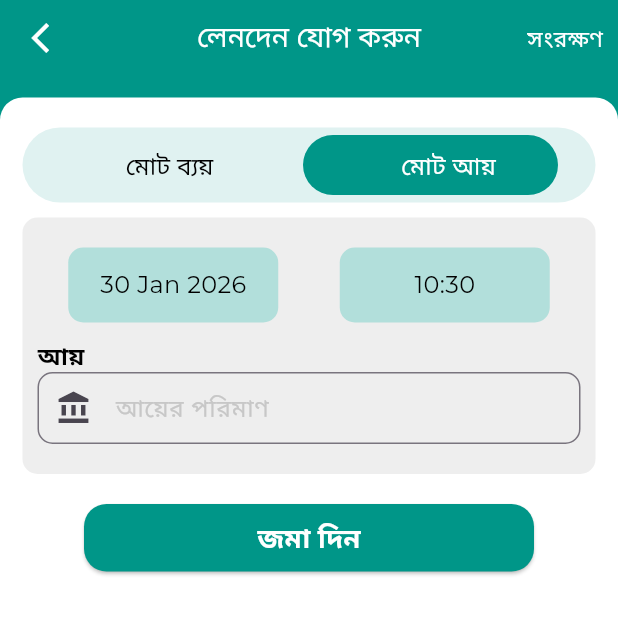
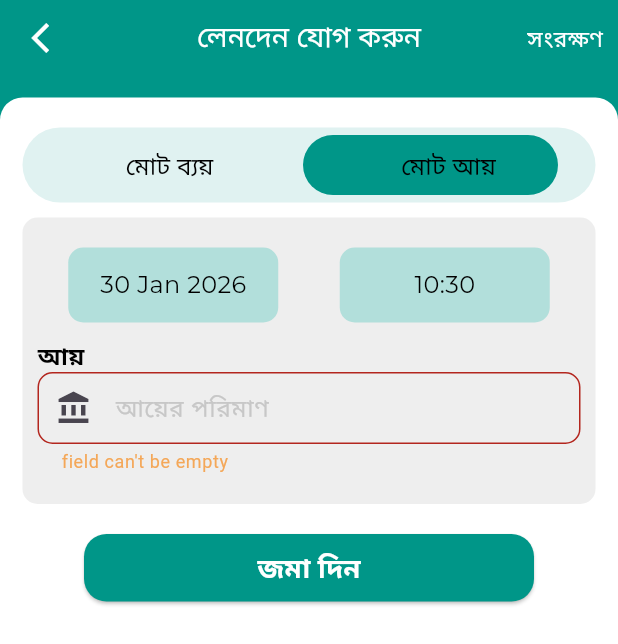
Before and after one commit to niceislam/Finance_manager, a Flutter app: the AddTransection screen opened directly, after a tap on "মোট আয়", after a tap on "জমা দিন", on a phone screen of 412 x 824 dp. Shown: the top 644 px of the screen. Run offline on Flutter 3.47's test engine with Material 3 defaults, Android fonts, the phone set to English and light mode, and no system bars; our stand-ins replace cloud_firestore, firebase_auth, firebase_core, flutter_easyloading, flutter_secure_storage, get and 2 more; accounts and stored records are empty.

Commit message:
slide button update

```diff
--- a/lib/app/module/home/Global_widget/CategorySlideBtn.dart
+++ /dev/null
@@ -1,100 +0,0 @@
-import 'package:flutter/material.dart';
-import 'custom_text.dart';
-
-class CategorySlideButton extends StatefulWidget {
-  const CategorySlideButton({
-    super.key,
-    required this.size,
-    this.leftTitle,
-    this.rightTitle,
-    this.onEndbutton,
-    this.onendText,
-  });
-
-  final Size size;
-  final String? leftTitle;
-  final String? rightTitle;
-  final VoidCallback? onEndbutton;
-  final bool? onendText;
-
-  @override
-  State<CategorySlideButton> createState() => _CategorySlideButtonState();
-}
-
-class _CategorySlideButtonState extends State<CategorySlideButton> {
-  bool CatagorySlide = false;
-  @override
-  Widget build(BuildContext context) {
-    return Container(
-      padding: EdgeInsets.symmetric(horizontal: 5),
-      height: 50,
-      width: widget.size.width,
-      decoration: BoxDecoration(
-        borderRadius: BorderRadius.circular(50),
-        color: Colors.teal.shade50,
-      ),
-      child: Stack(
-        alignment: Alignment.center,
-        children: [
-          AnimatedPositioned(
-            onEnd: widget.onEndbutton,
-            left: CatagorySlide == true ? 182 : 0,
-            duration: Duration(milliseconds: 150),
-            child: Container(
-              height: 40,
-              width: 170,
-              decoration: BoxDecoration(
-                borderRadius: BorderRadius.circular(50),
-                color: Colors.teal,
-              ),
-            ),
-          ),
-          Row(
-            mainAxisAlignment: MainAxisAlignment.spaceAround,
-            children: [
-              Expanded(
-                child: GestureDetector(
-                  onTap: () {
-                    setState(() {
-                      CatagorySlide = false;
-                    });
-                  },
-                  child: Container(
-                    color: Colors.transparent,
-                    child: Center(
-                      child: CustomText(
-                        text: widget.leftTitle ?? "",
-                        textColor: widget.onendText == true
-                            ? Colors.white
-                            : Colors.black,
-                      ),
-                    ),
-                  ),
-                ),
-              ),
-              Expanded(
-                child: GestureDetector(
-                  onTap: () {
-                    CatagorySlide = true;
-                    setState(() {});
-                  },
-                  child: Container(
-                    color: Colors.transparent,
-                    child: Center(
-                      child: CustomText(
-                        text: widget.rightTitle ?? "",
-                        textColor: widget.onendText == true
-                            ? Colors.black
-                            : Colors.white,
-                      ),
-                    ),
-                  ),
-                ),
-              ),
-            ],
-          ),
-        ],
-      ),
-    );
-  }
-}
--- /dev/null
+++ b/lib/app/module/home/Global_widget/category_slider/CategorySlideBtn.dart
@@ -0,0 +1,86 @@
+import 'package:flutter/material.dart';
+import '../custom_text.dart';
+import 'package:get/get.dart';
+
+class CategorySlideButton extends StatelessWidget {
+  const CategorySlideButton({
+    super.key,
+    required this.size,
+    this.leftTitle,
+    this.rightTitle,
+    this.control1,
+    this.control2,
+    this.controller,
+  });
+  final Size size;
+  final String? leftTitle;
+  final String? rightTitle;
+  final dynamic controller;
+  final VoidCallback? control1;
+  final VoidCallback? control2;
+
+  @override
+  Widget build(BuildContext context) {
+    return Obx(
+      () => Container(
+        padding: EdgeInsets.symmetric(horizontal: 5),
+        height: 50,
+        width: size.width,
+        decoration: BoxDecoration(
+          borderRadius: BorderRadius.circular(50),
+          color: Colors.teal.shade50,
+        ),
+        child: Stack(
+          alignment: Alignment.center,
+          children: [
+            AnimatedPositioned(
+              left: controller.slideOnEnd.value == true ? 182 : 0,
+              duration: Duration(milliseconds: 250),
+              child: Container(
+                height: 40,
+                width: 170,
+                decoration: BoxDecoration(
+                  borderRadius: BorderRadius.circular(50),
+                  color: Colors.teal,
+                ),
+              ),
+            ),
+            Row(
+              mainAxisAlignment: MainAxisAlignment.spaceAround,
+              children: [
+                Expanded(
+                  child: GestureDetector(
+                    onTap: control1,
+                    child: Container(
+                      color: Colors.transparent,
+                      child: Center(
+                        child: CustomText(
+                          text: leftTitle ?? "",
+                          textColor: Colors.black,
+                        ),
+                      ),
+                    ),
+                  ),
+                ),
+                Expanded(
+                  child: GestureDetector(
+                    onTap: control2,
+                    child: Container(
+                      color: Colors.transparent,
+                      child: Center(
+                        child: CustomText(
+                          text: rightTitle ?? "",
+                          textColor: Colors.black,
+                        ),
+                      ),
+                    ),
+                  ),
+                ),
+              ],
+            ),
+          ],
+        ),
+      ),
+    );
+  }
+}
--- a/lib/app/module/home/controller/add_transection_controller/add_transection.dart
+++ b/lib/app/module/home/controller/add_transection_controller/add_transection.dart
@@ -1,3 +1,6 @@
+import 'dart:developer';
+
+import 'package:finance_management/app/data/local/secure_storage/secure_storage.dart';
 import 'package:finance_management/app/data/service/add_transection/expense_add.dart';
 import 'package:finance_management/app/data/service/add_transection/income_add.dart';
 import 'package:flutter/cupertino.dart';
@@ -13,7 +16,7 @@
   RxString TimeFormat = DateFormat("hh:mm").format(DateTime.now()).obs;
   final mykey = GlobalKey<FormState>();
   final mykeyincome = GlobalKey<FormState>();
-  RxBool slideOnEnd = true.obs;
+  RxBool slideOnEnd = false.obs;
   RxBool IncomeLoading = false.obs;
   RxBool expenseLoading = false.obs;
   RxString costType = "".obs;
@@ -36,10 +39,12 @@
   }
 
   Future<void> incomeSave() async {
-    IncomeLoading.value = true;
-    await Future.delayed(Duration(milliseconds: 500));
-    await IncomeAddFirebase().addData(incomeController: incomeController);
-    incomeController.clear();
-    IncomeLoading.value = false;
+   if(mykeyincome.currentState!.validate()){
+     IncomeLoading.value = true;
+     await Future.delayed(Duration(milliseconds: 500));
+     await IncomeAddFirebase().addData(incomeController: incomeController);
+     incomeController.clear();
+     IncomeLoading.value = false;
+   }
   }
 }
--- a/lib/app/module/home/controller/transection_controller/transection_controller.dart
+++ b/lib/app/module/home/controller/transection_controller/transection_controller.dart
@@ -6,7 +6,7 @@
   TextEditingController searchController = TextEditingController();
   final homeController = Get.find<HomeController>();
   RxBool iconActive = false.obs;
-  RxBool slideOnEnd = true.obs;
+  RxBool slideOnEnd = false.obs;
 
   searchClearTap() {
     if (searchController.text.isNotEmpty) {
--- a/lib/app/module/home/view/screen/add_transection_screen/add_transection.dart
+++ b/lib/app/module/home/view/screen/add_transection_screen/add_transection.dart
@@ -8,7 +8,7 @@
 import 'package:flutter/material.dart';
 import 'package:get/get.dart';
 
-import '../../../Global_widget/CategorySlideBtn.dart';
+import '../../../Global_widget/category_slider/CategorySlideBtn.dart';
 
 class AddTransection extends StatelessWidget {
   const AddTransection({super.key});
@@ -35,7 +35,7 @@
             leadingIcon: Icon(Icons.arrow_back_ios, color: Colors.white),
             centerText: "Add_Tr_title".tr,
             actionTap: () {
-              controller.slideOnEnd.value == true
+              controller.slideOnEnd.value == false
                   ? controller.expenseSave()
                   : controller.incomeSave();
             },
@@ -75,17 +75,17 @@
                       crossAxisAlignment: CrossAxisAlignment.start,
                       children: [
                         //slide button
-                        Obx(
-                          () => CategorySlideButton(
-                            size: size,
-                            leftTitle: "home_expense_view".tr,
-                            rightTitle: "home_income_view".tr,
-                            onEndbutton: () {
-                              controller.slideOnEnd.value =
-                                  !controller.slideOnEnd.value;
-                            },
-                            onendText: controller.slideOnEnd.value,
-                          ),
+                        CategorySlideButton(
+                          size: size,
+                          leftTitle: "home_expense_view".tr,
+                          rightTitle: "home_income_view".tr,
+                          controller: controller,
+                          control1: () {
+                            controller.slideOnEnd.value = false;
+                          },
+                          control2: () {
+                            controller.slideOnEnd.value = true;
+                          },
                         ),
 
                         //body
@@ -104,7 +104,7 @@
                                     color: Colors.grey.shade200,
                                   ),
                                   child: Obx(
-                                    () => controller.slideOnEnd.value == true
+                                    () => controller.slideOnEnd.value == false
                                         ? ExpenseTexField(
                                             controller: controller,
                                           )
@@ -129,7 +129,7 @@
                                       ),
                                     ),
                                     onPressed: () {
-                                      controller.slideOnEnd.value == true
+                                      controller.slideOnEnd.value == false
                                           ? controller.expenseSave()
                                           : controller.incomeSave();
                                     },
--- a/lib/app/module/home/view/screen/home_screen/bottom_home/transection_body/part/history_list.dart
+++ b/lib/app/module/home/view/screen/home_screen/bottom_home/transection_body/part/history_list.dart
@@ -26,7 +26,7 @@
           final item = controller.homeController.userAllData.value;
           final item2 = item.tExpense!.reversed.toList();
           final item3 = item.allExpense!.reversed.toList();
-          return controller.slideOnEnd.value == false
+          return controller.slideOnEnd.value == true
               ? item2.isEmpty
                     ? Center(child: CustomText(text: "No_data_today".tr))
                     : ListView.builder(
```
Also changed, not shown: lib/app/module/home/controller/home_controller/home.dart (+17 -7 lines), lib/app/module/home/view/screen/home_screen/bottom_home/report_body/report_body.dart (+1 -15 lines), lib/app/module/home/view/screen/home_screen/bottom_home/transection_body/part/slide_button.dart (+12 -11 lines), lib/app/module/home/view/screen/home_screen/bottom_home/transection_body/transection_body.dart (+5 -5 lines), lib/main.dart (+0 -20 lines).
